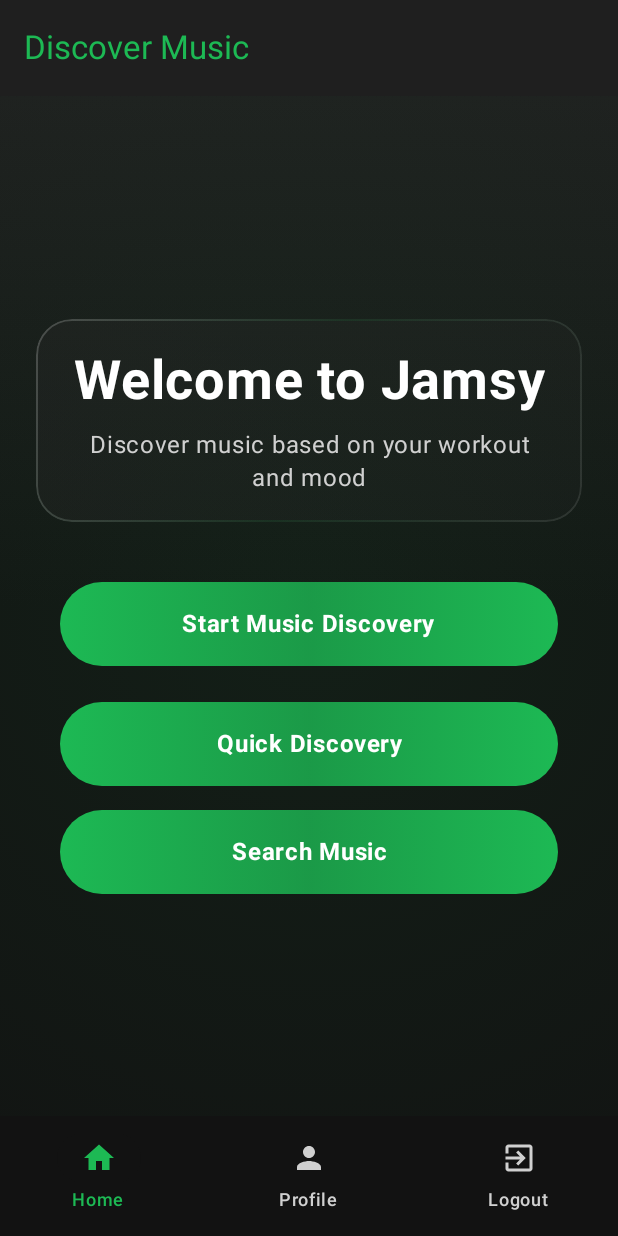
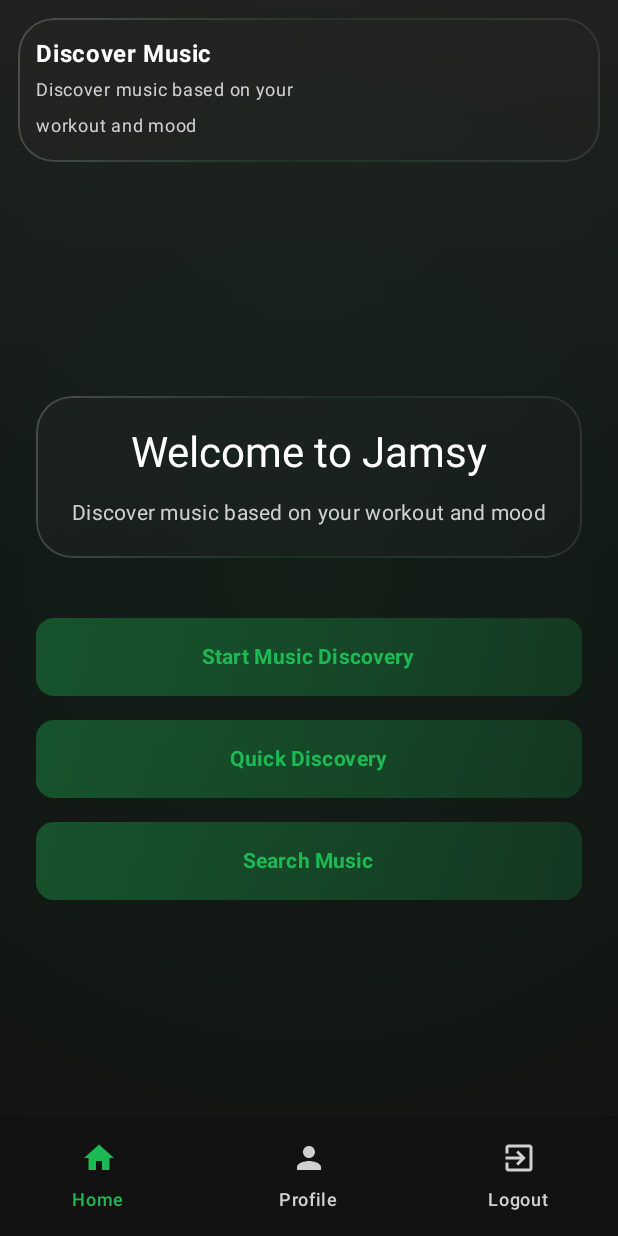
Before and after one commit to slabaniego/jamsy-android, an Android app built with Jetpack Compose: the HomeScreen screen opened through its navigation route, on a phone screen of 412 x 824 dp. Run offline under Robolectric (Android 15) with nearby library versions, the phone set to English and light mode, and no system bars; our stand-ins replace Dagger/Hilt's generated code, Firebase (no records; nobody signed in at launch, a user with empty details on screens opened directly); 1 statement that could not run was skipped.

Commit message:
feat: HomeScreen Premium redesign

```diff
--- a/app/src/main/java/ca/sheridancollege/jamsy/presentation/screens/HomeScreen.kt
+++ b/app/src/main/java/ca/sheridancollege/jamsy/presentation/screens/HomeScreen.kt
@@ -15,10 +15,9 @@ import androidx.compose.material3.ExperimentalMaterial3Api
 import androidx.compose.material3.MaterialTheme
 import androidx.compose.material3.Scaffold
 import androidx.compose.material3.Text
-import androidx.compose.material3.TopAppBar
-import androidx.compose.material3.TopAppBarDefaults
 import androidx.compose.runtime.Composable
 import androidx.compose.runtime.LaunchedEffect
+import androidx.compose.runtime.collectAsState
 import androidx.compose.runtime.getValue
 import androidx.compose.runtime.mutableStateOf
 import androidx.compose.runtime.remember
@@ -28,22 +27,21 @@ import androidx.compose.ui.Modifier
 import androidx.compose.ui.draw.alpha
 import androidx.compose.ui.graphics.Brush
 import androidx.compose.ui.graphics.Color
-import androidx.compose.ui.text.font.FontWeight
-import androidx.compose.ui.text.style.TextAlign
 import androidx.compose.ui.unit.dp
-import androidx.compose.ui.unit.sp
 
 import ca.sheridancollege.jamsy.presentation.Screen
 import ca.sheridancollege.jamsy.presentation.components.BottomBar
 import ca.sheridancollege.jamsy.presentation.components.GlassCard
-import ca.sheridancollege.jamsy.presentation.components.HomeActionCard
-import ca.sheridancollege.jamsy.presentation.components.PremiumGradientButton
+import ca.sheridancollege.jamsy.presentation.components.PremiumButton
+import ca.sheridancollege.jamsy.presentation.components.PremiumHeader
 import ca.sheridancollege.jamsy.presentation.theme.LightGray
 import ca.sheridancollege.jamsy.presentation.theme.SpotifyBlack
 import ca.sheridancollege.jamsy.presentation.theme.SpotifyDarkGray
 import ca.sheridancollege.jamsy.presentation.theme.SpotifyGreen
 import ca.sheridancollege.jamsy.presentation.theme.White
 import ca.sheridancollege.jamsy.presentation.viewmodels.HomeViewModel
+import ca.sheridancollege.jamsy.domain.models.User
+import ca.sheridancollege.jamsy.util.Resource
 
 @OptIn(ExperimentalMaterial3Api::class)
 @Composable
@@ -54,19 +52,11 @@ fun HomeScreen(
     onNavigateToChooseWorkout: () -> Unit,
     onNavigateToDiscovery: () -> Unit,
     onLogout: () -> Unit,
-    @Suppress("UNUSED_PARAMETER")
     viewModel: HomeViewModel
 ) {
+    val userProfileState by viewModel.userProfileState.collectAsState()
+
     Scaffold(
-        topBar = {
-            TopAppBar(
-                title = { Text("Discover Music") },
-                colors = TopAppBarDefaults.topAppBarColors(
-                    containerColor = SpotifyDarkGray,
-                    titleContentColor = SpotifyGreen
-                )
-            )
-        },
         bottomBar = {
             BottomBar(
                 selectedRoute = Screen.Home.route,
@@ -80,6 +70,7 @@ fun HomeScreen(
     ) { paddingValues ->
         HomeScreenContent(
             paddingValues = paddingValues,
+            userProfileState = userProfileState,
             onNavigateToChooseWorkout = onNavigateToChooseWorkout,
             onNavigateToDiscovery = onNavigateToDiscovery,
             onNavigateToSearch = onNavigateToSearch
@@ -90,27 +81,22 @@ fun HomeScreen(
 @Composable
 private fun HomeScreenContent(
     paddingValues: androidx.compose.foundation.layout.PaddingValues,
+    userProfileState: Resource<User>,
     onNavigateToChooseWorkout: () -> Unit,
     onNavigateToDiscovery: () -> Unit,
     onNavigateToSearch: () -> Unit
 ) {
     // Animation states for entrance effects
-    var titleAlpha by remember { mutableStateOf(0f) }
-    var subtitleAlpha by remember { mutableStateOf(0f) }
+    var welcomeAlpha by remember { mutableStateOf(0f) }
     var mainButtonAlpha by remember { mutableStateOf(0f) }
     var actionCard1Alpha by remember { mutableStateOf(0f) }
     var actionCard2Alpha by remember { mutableStateOf(0f) }
 
     // Animated alpha values
-    val animatedTitleAlpha by animateFloatAsState(
-        targetValue = titleAlpha,
-        animationSpec = tween(durationMillis = 800, delayMillis = 100),
-        label = "title_alpha"
-    )
-    val animatedSubtitleAlpha by animateFloatAsState(
-        targetValue = subtitleAlpha,
-        animationSpec = tween(durationMillis = 800, delayMillis = 300),
-        label = "subtitle_alpha"
+    val animatedWelcomeAlpha by animateFloatAsState(
+        targetValue = welcomeAlpha,
+        animationSpec = tween(durationMillis = 800, delayMillis = 200),
+        label = "welcome_alpha"
     )
     val animatedMainButtonAlpha by animateFloatAsState(
         targetValue = mainButtonAlpha,
@@ -129,8 +115,7 @@ private fun HomeScreenContent(
     )
 
     LaunchedEffect(Unit) {
-        titleAlpha = 1f
-        subtitleAlpha = 1f
+        welcomeAlpha = 1f
         mainButtonAlpha = 1f
         actionCard1Alpha = 1f
         actionCard2Alpha = 1f
@@ -168,15 +153,39 @@ private fun HomeScreenContent(
         Column(
             modifier = Modifier
                 .fillMaxSize()
+        ) {
+            // Premium header with user avatar
+            val spotifyImageUrl = (userProfileState as? Resource.Success)?.data?.spotifyProfileImageUrl
+            val localImageBase64 = (userProfileState as? Resource.Success)?.data?.profileImageBase64
+            val isLoadingImage = userProfileState is Resource.Loading
+
+            PremiumHeader(
+                title = "Discover Music",
+                subtitle = "Discover music based on your\nworkout and mood",
+                onBack = { /* No back action */ },
+                onActionClick = { /* No action */ },
+                actionButtonText = "",
+                actionButtonEnabled = false,
+                animationDelay = 100,
+                showBackButton = false,
+                spotifyImageUrl = spotifyImageUrl,
+                localImageBase64 = localImageBase64,
+                isLoadingImage = isLoadingImage
+            )
+
+            Column(
+                modifier = Modifier
+                    .weight(1f)
+                    .fillMaxWidth()
                     .padding(24.dp),
                 horizontalAlignment = Alignment.CenterHorizontally,
                 verticalArrangement = Arrangement.Center
             ) {
-            // Title + subtitle within glassmorphism card
+                // Welcome card with glassmorphism
                 GlassCard(
                     modifier = Modifier
                         .fillMaxWidth()
-                    .alpha(animatedSubtitleAlpha)
+                        .alpha(animatedWelcomeAlpha)
                 ) {
                     Column(
                         modifier = Modifier
@@ -187,24 +196,16 @@ private fun HomeScreenContent(
                     ) {
                         Text(
                             text = "Welcome to Jamsy",
-                        style = MaterialTheme.typography.headlineLarge.copy(
-                            fontSize = 36.sp,
-                            fontWeight = FontWeight.Bold,
-                            letterSpacing = 0.5.sp
-                        ),
-                        color = White,
-                        textAlign = TextAlign.Center,
-                        modifier = Modifier.alpha(animatedTitleAlpha)
+                            style = MaterialTheme.typography.headlineMedium,
+                            color = White
                         )
 
                         Spacer(modifier = Modifier.height(12.dp))
 
                         Text(
                             text = "Discover music based on your workout and mood",
-                        style = MaterialTheme.typography.bodyLarge,
-                        color = LightGray,
-                        textAlign = TextAlign.Center,
-                        lineHeight = 22.sp
+                            style = MaterialTheme.typography.bodyMedium,
+                            color = LightGray
                         )
                     }
                 }
@@ -212,40 +213,42 @@ private fun HomeScreenContent(
                 Spacer(modifier = Modifier.height(40.dp))
 
                 // Premium gradient main button
-            PremiumGradientButton(
+                PremiumButton(
                     text = "Start Music Discovery",
                     onClick = onNavigateToChooseWorkout,
                     modifier = Modifier
                         .fillMaxWidth()
-                    .alpha(animatedMainButtonAlpha)
-                    .padding(horizontal = 16.dp)
-            )
-
-            Spacer(modifier = Modifier.height(24.dp))
-
-            // Quick Discovery action card
-            HomeActionCard(
-                title = "Quick Discovery",
-                //description = "Discover tracks instantly",
-                onClick = onNavigateToDiscovery,
-                modifier = Modifier
-                    .fillMaxWidth()
-                    .alpha(animatedActionCard1Alpha)
-                    .padding(horizontal = 16.dp)
+                        .alpha(animatedMainButtonAlpha),
+                    enabled = true,
+                    fontSize = 14
                 )
 
                 Spacer(modifier = Modifier.height(16.dp))
 
-            // Search Music action card
-            HomeActionCard(
-                title = "Search Music",
-               // description = "Find tracks, artists, or albums",
+                // Quick Discovery button
+                PremiumButton(
+                    text = "Quick Discovery",
+                    onClick = onNavigateToDiscovery,
+                    modifier = Modifier
+                        .fillMaxWidth()
+                        .alpha(animatedActionCard1Alpha),
+                    enabled = true,
+                    fontSize = 14
+                )
+
+                Spacer(modifier = Modifier.height(16.dp))
+
+                // Search Music button
+                PremiumButton(
+                    text = "Search Music",
                     onClick = onNavigateToSearch,
                     modifier = Modifier
                         .fillMaxWidth()
-                    .alpha(animatedActionCard2Alpha)
-                    .padding(horizontal = 16.dp)
+                        .alpha(animatedActionCard2Alpha),
+                    enabled = true,
+                    fontSize = 14
                 )
+            }
         }
     }
 }
@@ -255,6 +258,7 @@ private fun HomeScreenContent(
 fun HomeScreenPreview() {
     HomeScreenContent(
         paddingValues = androidx.compose.foundation.layout.PaddingValues(0.dp),
+        userProfileState = Resource.Loading,
         onNavigateToChooseWorkout = {},
         onNavigateToDiscovery = {},
         onNavigateToSearch = {}
--- a/app/src/main/java/ca/sheridancollege/jamsy/presentation/viewmodels/HomeViewModel.kt
+++ b/app/src/main/java/ca/sheridancollege/jamsy/presentation/viewmodels/HomeViewModel.kt
@@ -12,23 +12,30 @@ import javax.inject.Inject
 
 import ca.sheridancollege.jamsy.data.AuthManager
 import ca.sheridancollege.jamsy.domain.repository.TrackRepository
+import ca.sheridancollege.jamsy.domain.repository.UserRepository
 import ca.sheridancollege.jamsy.domain.models.Track
+import ca.sheridancollege.jamsy.domain.models.User
 import ca.sheridancollege.jamsy.util.Resource
 
 @HiltViewModel
 class HomeViewModel @Inject constructor(
     private val trackRepository: TrackRepository,
+    private val userRepository: UserRepository,
     authManager: AuthManager
 ) : BaseViewModel(authManager) {
 
     private val _tracksState = MutableStateFlow<Resource<List<Track>>>(Resource.Loading)
     val tracksState: StateFlow<Resource<List<Track>>> = _tracksState
 
+    private val _userProfileState = MutableStateFlow<Resource<User>>(Resource.Loading)
+    val userProfileState: StateFlow<Resource<User>> = _userProfileState
+
     private val _currentTrackIndex = MutableStateFlow(0)
     val currentTrackIndex: StateFlow<Int> = _currentTrackIndex
 
     init {
         fetchTracksFromBackend()
+        loadUserProfile()
     }
 
     fun fetchTracksFromBackend() {
@@ -36,6 +43,12 @@ class HomeViewModel @Inject constructor(
         viewModelScope.launch {
             val result = trackRepository.getTracks()
             _tracksState.value = result
+        }
+    }
+
+    fun loadUserProfile() {
+        viewModelScope.launch {
+            _userProfileState.value = userRepository.getUserProfile()
         }
     }
 
```
Lines whose indentation alone changed are shown as unchanged.
